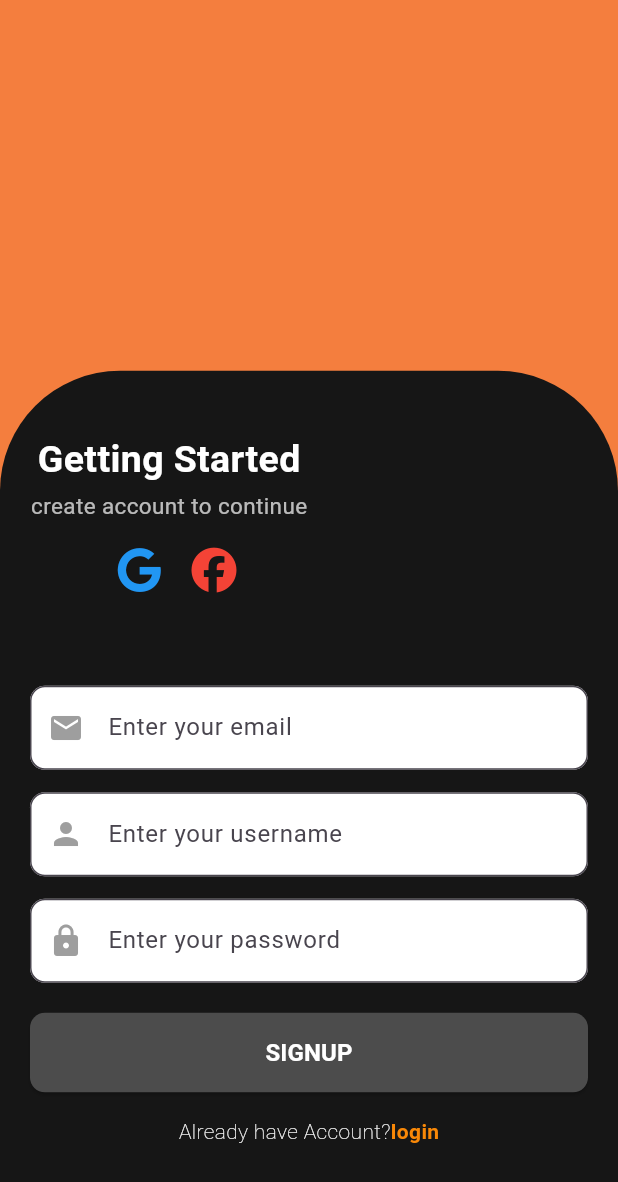
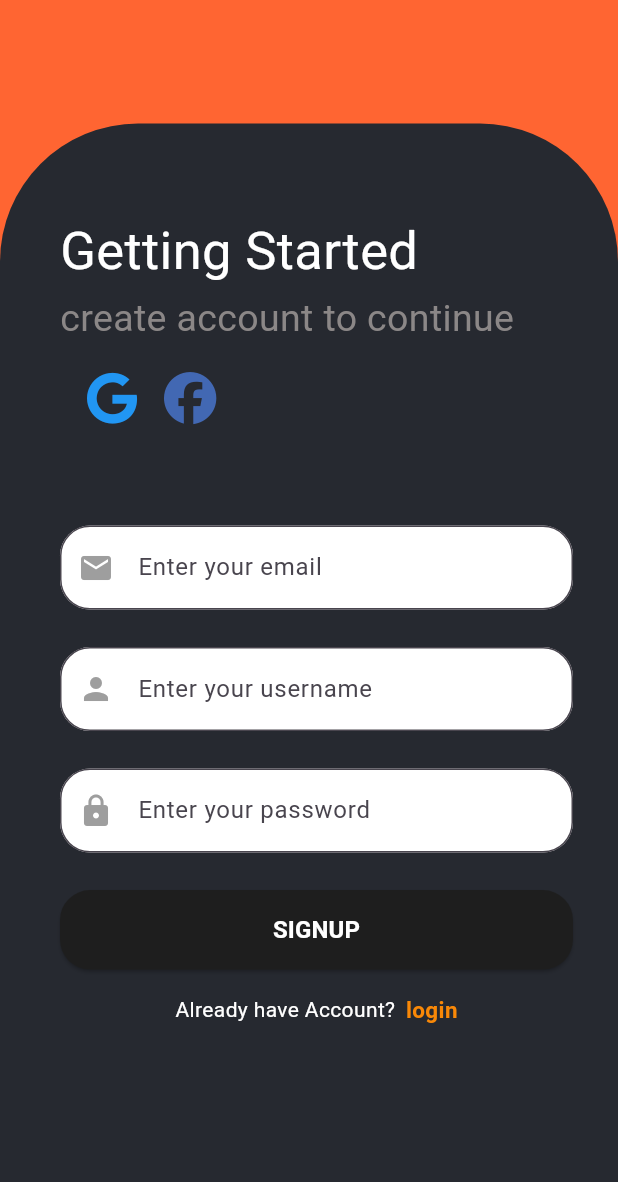
Before and after one commit to vaishnavi185/foodFreaks, a Flutter app: the Signup screen opened directly, on a phone screen of 412 x 824 dp. Shown: the top 1182 px of the screen. Run offline on Flutter 3.47's test engine with Material 3 defaults, Android fonts, the phone set to English and light mode, and no system bars; our stand-ins replace font_awesome_flutter.

Commit message:
finalize the sinup page

```diff
--- a/project_name/lib/Signup.dart
+++ b/project_name/lib/Signup.dart
@@ -11,29 +11,75 @@ class Signup extends StatelessWidget {
     final size = MediaQuery.of(context).size;
 
     return Scaffold(
-      backgroundColor: const Color(0xFFF47E3E), // Orange background
+      backgroundColor: const Color(0xFFFF6532), // Orange background
       body: Stack(
         children: [
           // Black Container with Rounded Top
           Positioned(
-            top: size.height * 0.30, // Positioned lower for aesthetics
+            top: size.height * 0.10, // Positioned lower for aesthetics
             child: Container(
-              height: size.height * 0.70, // Takes up the rest of the screen
+              height: size.height *1, // Takes up the rest of the screen
               width: size.width,
               decoration: const BoxDecoration(
-                color: Color(0xFF161616),
+                color: Color(0xFF262930),
                 borderRadius: BorderRadius.only(
-                  topLeft: Radius.circular(80),
-                  topRight: Radius.circular(80),
+                  topLeft: Radius.circular(92),
+                  topRight: Radius.circular(92),
                 ),
               ),
               child: SingleChildScrollView(
-                padding: const EdgeInsets.all(20),
+                padding: const EdgeInsets.fromLTRB(40, 60, 30, 30),
                 child: Column(
-                  crossAxisAlignment: CrossAxisAlignment.center,
+                  crossAxisAlignment: CrossAxisAlignment.start,
                   children: [
-                    const SizedBox(height: 90),
-
+                    //
+                    Text(
+                  "Getting Started",
+                  style: TextStyle(
+                    fontSize: 35,
+                    fontWeight: FontWeight.normal,
+                    color: Colors.white,
+                  ),
+                ),
+                SizedBox(height: 2),
+                Text(
+                  "create account to continue",
+                  style: TextStyle(
+                    fontSize: 25,
+                    fontWeight: FontWeight.normal,
+                    color: const Color(0XFF8B8787),
+                  ),
+                ),
+                SizedBox(height: 9),
+                Row(
+                     mainAxisAlignment: MainAxisAlignment.start,
+                      children: [
+                       const SizedBox(width: 10),
+                        IconButton(
+                          onPressed: () {
+                            print('Facebook clicked');
+                          },
+                          icon: FaIcon(
+                            FontAwesomeIcons.google,
+                            size: 35,
+                            color: Colors.blue,
+                          ),
+                        ),
+                        const SizedBox(width: 2),
+                        IconButton(
+                          onPressed: () {
+                            print('Google clicked');
+                          },
+                          icon: FaIcon(
+                            FontAwesomeIcons.facebook,
+                            size: 35,
+                            color: const Color(0xff4268B3),
+                          ),
+                        ),
+                      ],
+                    ),
+                    //
+                    // const SizedBox(height: 90),
                     // Google Signup Icon
                     // Row(
                     //   mainAxisAlignment: MainAxisAlignment.center,
@@ -51,38 +97,49 @@ class Signup extends StatelessWidget {
                     //   ],
                     // ),
 
-                    const SizedBox(height: 100),
+                    const SizedBox(height: 60),
 
                     // Email Input
-                    TextField(
+                    Column(
+                    crossAxisAlignment: CrossAxisAlignment.stretch,
+                    children: [
+                      // Email Input
+                      Container(
+                        margin: const EdgeInsets.only(bottom: 25),
+                        child: TextField(
                           decoration: InputDecoration(
                             prefixIcon: const Icon(Icons.email, color: Colors.grey),
                             hintText: "Enter your email",
                             filled: true,
                             fillColor: Colors.white,
                             border: OutlineInputBorder(
-                          borderRadius: BorderRadius.circular(10),
+                              borderRadius: BorderRadius.circular(20),
+                            ),
                           ),
                         ),
                       ),
 
-                    const SizedBox(height: 15),
-                    TextField(
+                      // Username Input
+                      Container(
+                        margin: const EdgeInsets.only(bottom: 25),
+                        child: TextField(
                           obscureText: true,
                           decoration: InputDecoration(
-                        prefixIcon:
-                            const Icon(Icons.person, color: Colors.grey),
+                            prefixIcon: const Icon(Icons.person, color: Colors.grey),
                             hintText: "Enter your username",
                             filled: true,
                             fillColor: Colors.white,
                             border: OutlineInputBorder(
-                          borderRadius: BorderRadius.circular(10),
+                              borderRadius: BorderRadius.circular(20),
                             ),
                           ),
                         ),
-                    const SizedBox(height: 15),
+                      ),
+
                       // Password Input
-                    TextField(
+                      Container(
+                        margin: const EdgeInsets.only(bottom: 25),
+                        child: TextField(
                           obscureText: true,
                           decoration: InputDecoration(
                             prefixIcon: const Icon(Icons.lock, color: Colors.grey),
@@ -90,22 +147,22 @@ class Signup extends StatelessWidget {
                             filled: true,
                             fillColor: Colors.white,
                             border: OutlineInputBorder(
-                          borderRadius: BorderRadius.circular(10),
+                              borderRadius: BorderRadius.circular(20),
                             ),
                           ),
                         ),
-
-                    const SizedBox(height: 20),
-
+                      ),
+                    ],
+                  ),
                     // Login Button
                     SizedBox(
                       width: double.infinity,
                       child: ElevatedButton(
                         style: ElevatedButton.styleFrom(
-                          backgroundColor: Color.fromARGB(255, 76, 76, 76),
+                          backgroundColor:const Color(0xff1E1E1E),
                           padding: const EdgeInsets.symmetric(vertical: 15),
                           shape: RoundedRectangleBorder(
-                            borderRadius: BorderRadius.circular(10),
+                            borderRadius: BorderRadius.circular(20),
                           ),
                         ),
                         onPressed: () {},
@@ -135,8 +192,10 @@ class Signup extends StatelessWidget {
                             "Already have Account?",
                             style: TextStyle(
                                 color: Colors.white,
-                                fontWeight: FontWeight.w100),
+                                fontWeight: FontWeight.normal),
                             textAlign: TextAlign.center,
+                          ),SizedBox(
+                            width: 7,
                           ),
                           GestureDetector(
                             onTap: () {
@@ -151,6 +210,8 @@ class Signup extends StatelessWidget {
                               style: TextStyle(
                                 color: Color.fromARGB(255, 249, 136, 7),
                                 fontWeight: FontWeight.bold,
+                                fontSize: 15
+
                               ),
                               textAlign: TextAlign.center,
                             ),
@@ -165,59 +226,59 @@ class Signup extends StatelessWidget {
           ),
 
           // Welcome Text Above the Container
-          Positioned(
-            top: MediaQuery.of(context).size.height * 0.35, // 30% from the top
-            left: MediaQuery.of(context).size.width * 0.05, // 5% from the left
+          // Positioned(
+          //   top: MediaQuery.of(context).size.height * 0.35, // 30% from the top
+          //   left: MediaQuery.of(context).size.width * 0.05, // 5% from the left
 
-            child: Column(
-              children: [
-                Text(
-                  "Getting Started",
-                  style: TextStyle(
-                    fontSize: 25,
-                    fontWeight: FontWeight.bold,
-                    color: Colors.white,
-                  ),
-                ),
-                SizedBox(height: 2),
-                Text(
-                  "create account to continue",
-                  style: TextStyle(
-                    fontSize: 15,
-                    color: Colors.white70,
-                  ),
-                ),
-                SizedBox(height: 9),
-                Row(
-                     mainAxisAlignment: MainAxisAlignment.start,
-                      children: [
-                       const SizedBox(width: 10),
-                        IconButton(
-                          onPressed: () {
-                            print('Facebook clicked');
-                          },
-                          icon: FaIcon(
-                            FontAwesomeIcons.google,
-                            size: 30,
-                            color: Colors.blue,
-                          ),
-                        ),
-                        const SizedBox(width: 2),
-                        IconButton(
-                          onPressed: () {
-                            print('Google clicked');
-                          },
-                          icon: FaIcon(
-                            FontAwesomeIcons.facebook,
-                            size: 30,
-                            color: Colors.red,
-                          ),
-                        ),
-                      ],
-                    ),
-              ],
-            ),
-          ),
+          //   child: Column(
+          //     children: [
+          //       Text(
+          //         "Getting Started",
+          //         style: TextStyle(
+          //           fontSize: 25,
+          //           fontWeight: FontWeight.bold,
+          //           color: Colors.white,
+          //         ),
+          //       ),
+          //       SizedBox(height: 2),
+          //       Text(
+          //         "create account to continue",
+          //         style: TextStyle(
+          //           fontSize: 15,
+          //           color: Colors.white70,
+          //         ),
+          //       ),
+          //       SizedBox(height: 9),
+          //       Row(
+          //            mainAxisAlignment: MainAxisAlignment.start,
+          //             children: [
+          //              const SizedBox(width: 10),
+          //               IconButton(
+          //                 onPressed: () {
+          //                   print('Facebook clicked');
+          //                 },
+          //                 icon: FaIcon(
+          //                   FontAwesomeIcons.google,
+          //                   size: 30,
+          //                   color: Colors.blue,
+          //                 ),
+          //               ),
+          //               const SizedBox(width: 2),
+          //               IconButton(
+          //                 onPressed: () {
+          //                   print('Google clicked');
+          //                 },
+          //                 icon: FaIcon(
+          //                   FontAwesomeIcons.facebook,
+          //                   size: 30,
+          //                   color: Colors.red,
+          //                 ),
+          //               ),
+          //             ],
+          //           ),
+          //     ],
+          //   ),
+          // ),
         ],
       ),
     );
```
Lines whose indentation alone changed are shown as unchanged.
